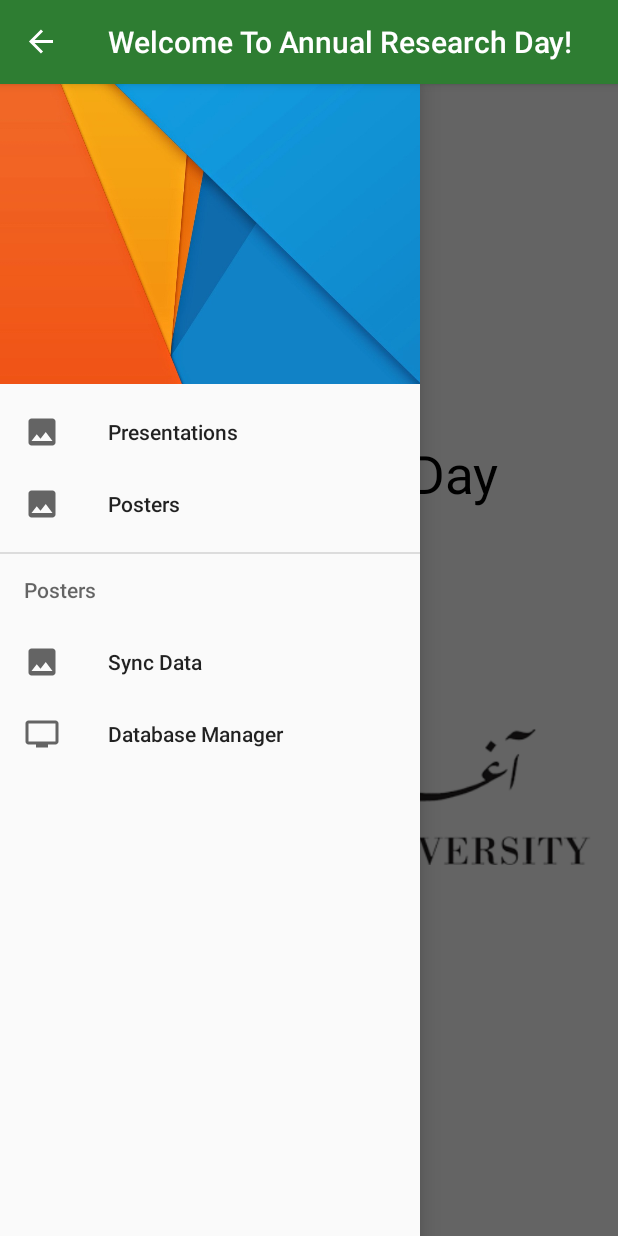
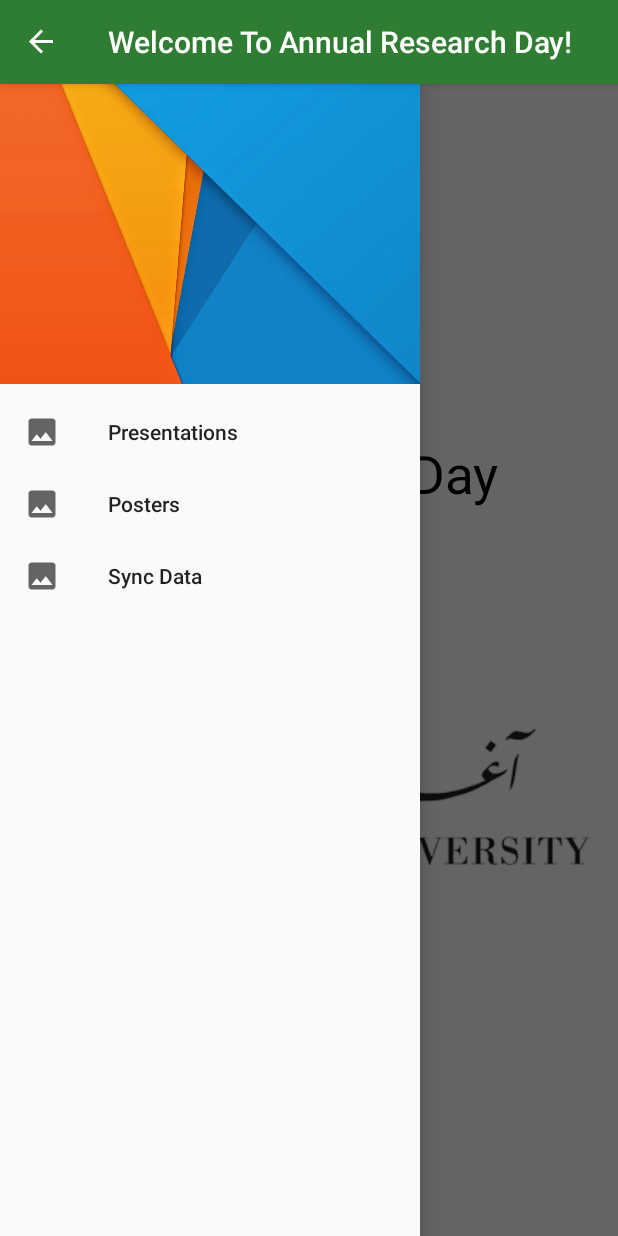
Before and after one commit to shznaqvi/ResearchDayScoringApp, an Android app: the ResearchActivity screen opened directly, with no data from a screen before it, with the side drawer open, on a phone screen of 412 x 824 dp. Run offline under Robolectric (Android 15) with nearby library versions, the phone set to English and light mode, and no system bars.

Commit message:
some changes

```diff
--- a/app/src/main/java/edu/aku/hassannaqvi/researchdayscoring/ui/ResearchActivity.java
+++ b/app/src/main/java/edu/aku/hassannaqvi/researchdayscoring/ui/ResearchActivity.java
@@ -57,10 +57,10 @@ public class ResearchActivity extends AppCompatActivity {
                         startActivity(new Intent(ResearchActivity.this, SyncActivity.class));
                         dl.closeDrawer(GravityCompat.START);
                         break;
-                    case R.id.databaseManager:
-                        startActivity(new Intent(ResearchActivity.this, AndroidDatabaseManager.class));
-                        dl.closeDrawer(GravityCompat.START);
-                        break;
+//                    case R.id.databaseManager:
+//                        startActivity(new Intent(ResearchActivity.this, AndroidDatabaseManager.class));
+//                        dl.closeDrawer(GravityCompat.START);
+//                        break;
                     default:
                         return true;
                 }
--- a/app/src/main/res/menu/activity_research_drawer.xml
+++ b/app/src/main/res/menu/activity_research_drawer.xml
@@ -11,18 +11,13 @@
         android:icon="@drawable/ic_poster_black_24dp"
         android:textSize="48sp"
         android:title="Posters" />
+    <item
+        android:id="@+id/syncData"
+        android:icon="@drawable/ic_poster_black_24dp"
+        android:title="Sync Data" />
 
-    <group>
-        <menu>
-            <item
-                android:id="@+id/syncData"
-                android:icon="@drawable/ic_poster_black_24dp"
-                android:title="Sync Data" />
-            <item
-                android:id="@+id/databaseManager"
-                android:icon="@drawable/ic_presentation_black_24dp"
-                android:title="Database Manager" />
-
-        </menu>
-    </group>
+    <!--    <item-->
+    <!--        android:id="@+id/databaseManager"-->
+    <!--        android:icon="@drawable/ic_presentation_black_24dp"-->
+    <!--        android:title="Database Manager" />-->
 </menu>
```
